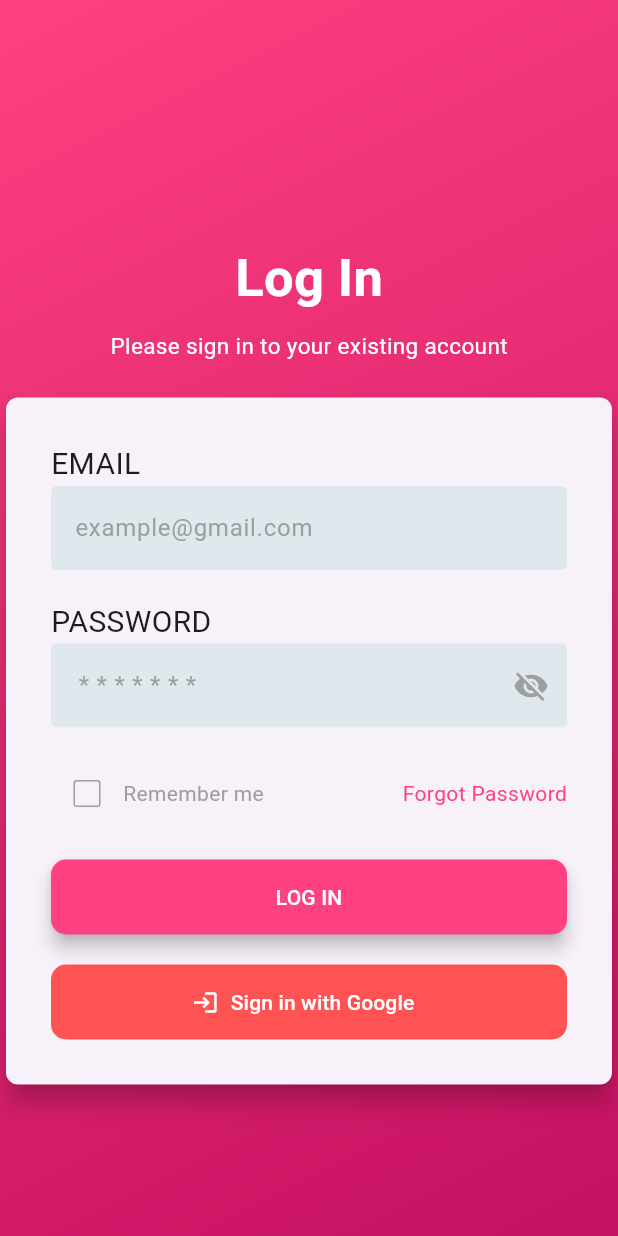
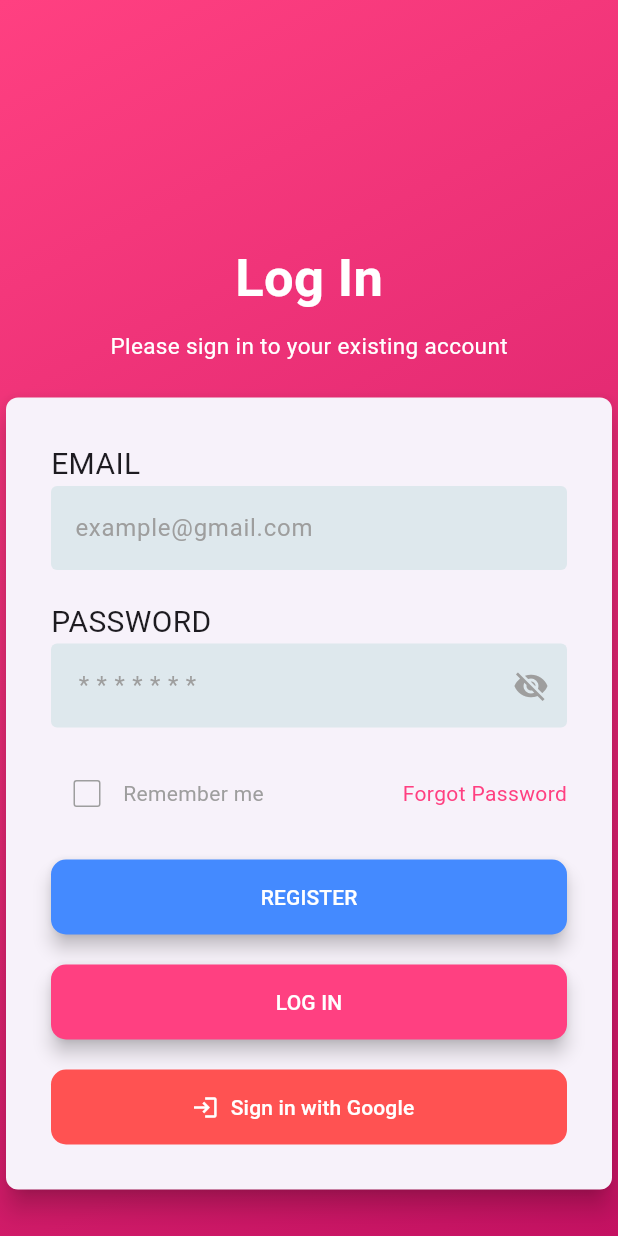
Before and after one commit to Necookie/lalamon, a Flutter app: the screen it shows after launch, on a phone screen of 412 x 824 dp. Run offline on Flutter 3.47's test engine with Material 3 defaults, Android fonts, the phone set to English and light mode, and no system bars; our stand-ins replace cached_network_image, cloud_firestore, firebase_auth, firebase_core, google_sign_in, image_picker and 1 more; accounts and stored records are empty; Roboto replaces fonts that are missing (PoppinsFont).

```diff
--- a/lib/login_page.dart
+++ b/lib/login_page.dart
@@ -367,6 +367,29 @@ class LoginPageState extends State<LoginPage> {
                             ),
                             const SizedBox(height: 20),
                             FilledButton(
+                              onPressed: () {
+                                Navigator.push(
+                                  context,
+                                  MaterialPageRoute(
+                                      builder: (context) =>
+                                          const RegisterScreen()),
+                                );
+                              },
+                              style: FilledButton.styleFrom(
+                                elevation: 5,
+                                backgroundColor: Colors.blueAccent,
+                                minimumSize: const Size(double.infinity, 50),
+                                shape: RoundedRectangleBorder(
+                                  borderRadius: BorderRadius.circular(10),
+                                ),
+                              ),
+                              child: const Text(
+                                'REGISTER',
+                                style: TextStyle(color: Colors.white),
+                              ),
+                            ),
+                            const SizedBox(height: 20),
+                            FilledButton(
                               onPressed: _isLoading ? null : _login,
                               style: FilledButton.styleFrom(
                                 elevation: 5,
```
Also changed, not shown: 4 other files.
